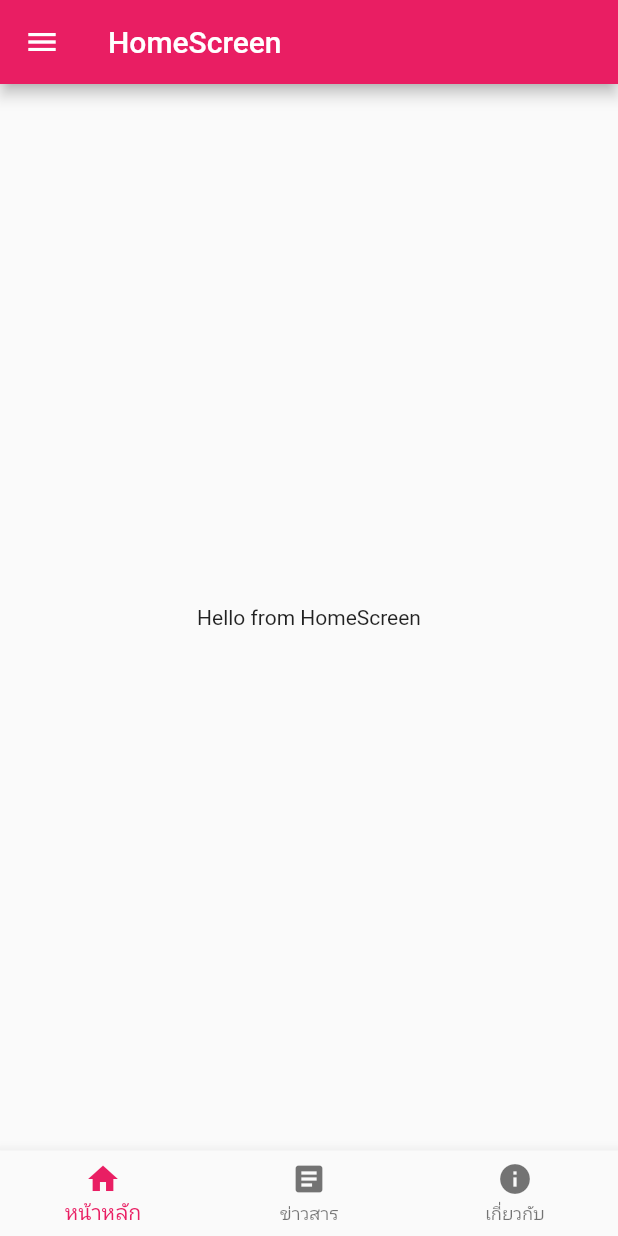
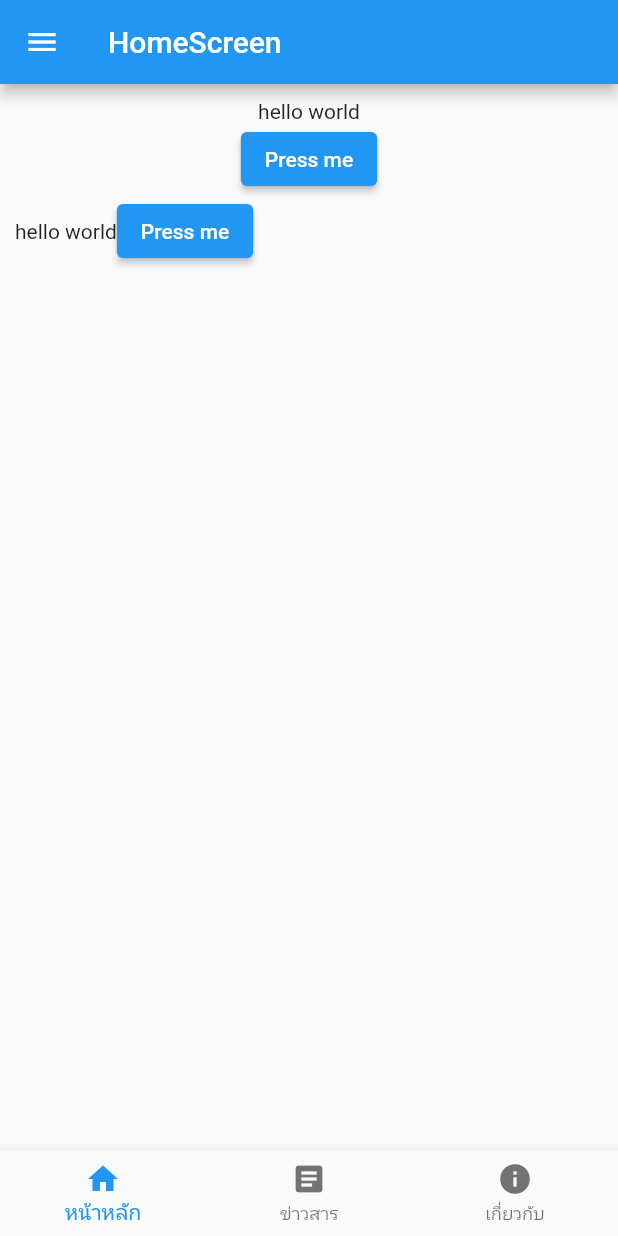
Before and after one commit to dexlvup/myfirstproject, a Flutter app: the screen it shows after launch, on a phone screen of 412 x 824 dp. Run offline on Flutter 3.47's test engine with Material 2 defaults, Android fonts, the phone set to English and light mode, and no system bars.

Commit message:
container success

```diff
--- a/lib/main.dart
+++ b/lib/main.dart
@@ -13,7 +13,7 @@ class MyApp extends StatelessWidget {
     return MaterialApp(
       title: 'I LOVE U',
       theme: ThemeData(
-        primarySwatch: Colors.pink,
+        primarySwatch: Colors.blue,
       ),
       home: HomeScreen(),
     );
--- a/lib/screen/home_screen.dart
+++ b/lib/screen/home_screen.dart
@@ -14,15 +14,50 @@ class _HomeScreenState extends State<HomeScreen> {
       appBar: AppBar(
         title: const Text("HomeScreen"),
       ),
-      drawer: Drawer(),
-      body: const Center(
-        child: Text("Hello from HomeScreen"),
+      drawer: const Drawer(),
+      body: Container(
+        margin: const EdgeInsets.all(10),
+        child: Center(
+          child: Column(
+            children: [
+              Column(
+                children: [
+                  Text("hello world"),
+                  ElevatedButton(
+                    onPressed: () => {},
+                    child: Text("Press me"),
+                  ),
+                ],
+              ),
+              Row(
+                children: [
+                  Text("hello world"),
+                  ElevatedButton(
+                    onPressed: () => {},
+                    child: Text("Press me"),
+                  ),
+                ],
+              ),
+            ],
+          ),
+        ),
       ),
-      bottomNavigationBar: BottomNavigationBar(items: const [
-        BottomNavigationBarItem(icon: Icon(Icons.home), label: "หน้าหลัก"),
-        BottomNavigationBarItem(icon: Icon(Icons.article), label: "ข่าวสาร"),
-        BottomNavigationBarItem(icon: Icon(Icons.info), label: "เกี่ยวกับ"),
-      ]),
+      bottomNavigationBar: BottomNavigationBar(
+        items: const [
+          BottomNavigationBarItem(
+            icon: Icon(Icons.home),
+            label: "หน้าหลัก",
+          ),
+          BottomNavigationBarItem(
+            icon: Icon(Icons.article),
+            label: "ข่าวสาร",
+          ),
+          BottomNavigationBarItem(
+            icon: Icon(Icons.info),
+            label: "เกี่ยวกับ",
+          ),
+        ],
+      ),
     );
   }
 }
```
